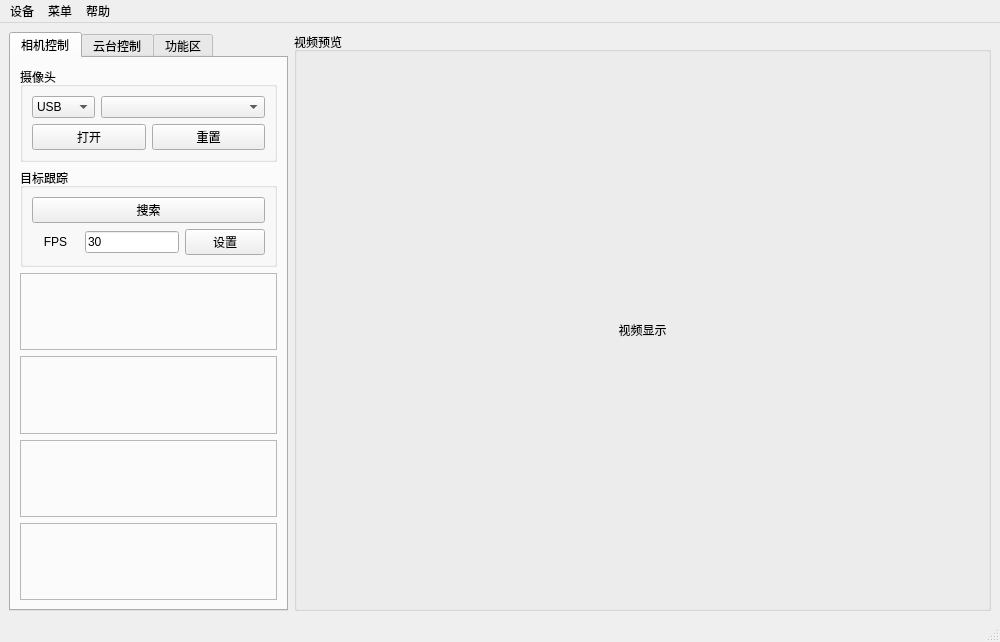
First picture: the form in ui/mainwindow.ui, repository choushunn/ObjectTrackingDemo, before the edit.
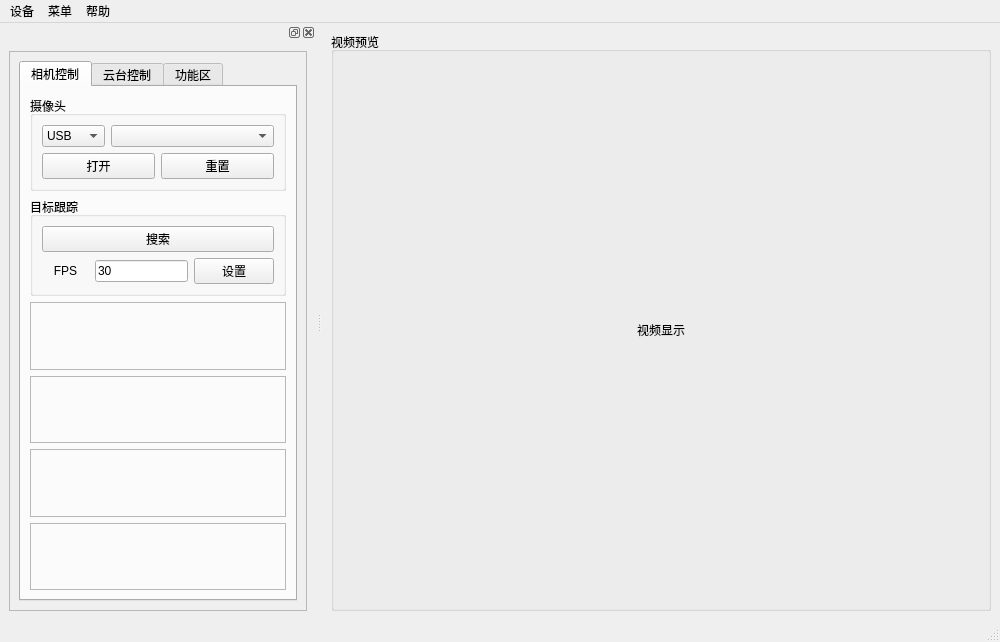
Second picture: the form after the edit.

Patch:
```diff
--- a/ui/mainwindow.ui
+++ b/ui/mainwindow.ui
@@ -28,6 +28,83 @@
    </property>
    <layout class="QHBoxLayout" name="horizontalLayout">
     <item>
+     <widget class="QGroupBox" name="groupBox">
+      <property name="sizePolicy">
+       <sizepolicy hsizetype="Preferred" vsizetype="Preferred">
+        <horstretch>5</horstretch>
+        <verstretch>0</verstretch>
+       </sizepolicy>
+      </property>
+      <property name="title">
+       <string>视频预览</string>
+      </property>
+      <layout class="QHBoxLayout" name="horizontalLayout_2">
+       <item>
+        <widget class="QLabel" name="m_lbl_display">
+         <property name="text">
+          <string>视频显示</string>
+         </property>
+         <property name="alignment">
+          <set>Qt::AlignCenter</set>
+         </property>
+        </widget>
+       </item>
+      </layout>
+     </widget>
+    </item>
+   </layout>
+  </widget>
+  <widget class="QMenuBar" name="menubar">
+   <property name="geometry">
+    <rect>
+     <x>0</x>
+     <y>0</y>
+     <width>1000</width>
+     <height>17</height>
+    </rect>
+   </property>
+   <widget class="QMenu" name="menu">
+    <property name="title">
+     <string>设备</string>
+    </property>
+   </widget>
+   <widget class="QMenu" name="menu_2">
+    <property name="title">
+     <string>菜单</string>
+    </property>
+   </widget>
+   <widget class="QMenu" name="menu_3">
+    <property name="title">
+     <string>帮助</string>
+    </property>
+   </widget>
+   <addaction name="menu"/>
+   <addaction name="menu_2"/>
+   <addaction name="menu_3"/>
+  </widget>
+  <widget class="QStatusBar" name="statusbar"/>
+  <widget class="QDockWidget" name="dockWidget">
+   <attribute name="dockWidgetArea">
+    <number>1</number>
+   </attribute>
+   <widget class="QWidget" name="dockWidgetContents">
+    <layout class="QVBoxLayout" name="verticalLayout_11">
+     <item>
+      <widget class="QScrollArea" name="scrollArea">
+       <property name="widgetResizable">
+        <bool>true</bool>
+       </property>
+       <widget class="QWidget" name="scrollAreaWidgetContents">
+        <property name="geometry">
+         <rect>
+          <x>0</x>
+          <y>0</y>
+          <width>296</width>
+          <height>564</height>
+         </rect>
+        </property>
+        <layout class="QVBoxLayout" name="verticalLayout_10">
+         <item>
      <widget class="QTabWidget" name="tabWidget">
       <property name="sizePolicy">
        <sizepolicy hsizetype="Preferred" vsizetype="Preferred">
@@ -643,62 +720,13 @@
       </widget>
      </widget>
     </item>
-    <item>
-     <widget class="QGroupBox" name="groupBox">
-      <property name="sizePolicy">
-       <sizepolicy hsizetype="Preferred" vsizetype="Preferred">
-        <horstretch>5</horstretch>
-        <verstretch>0</verstretch>
-       </sizepolicy>
-      </property>
-      <property name="title">
-       <string>视频预览</string>
-      </property>
-      <layout class="QHBoxLayout" name="horizontalLayout_2">
-       <item>
-        <widget class="QLabel" name="m_lbl_display">
-         <property name="text">
-          <string>视频显示</string>
-         </property>
-         <property name="alignment">
-          <set>Qt::AlignCenter</set>
-         </property>
-        </widget>
-       </item>
-      </layout>
-     </widget>
+        </layout>
+       </widget>
+      </widget>
     </item>
    </layout>
   </widget>
-  <widget class="QMenuBar" name="menubar">
-   <property name="geometry">
-    <rect>
-     <x>0</x>
-     <y>0</y>
-     <width>1000</width>
-     <height>22</height>
-    </rect>
-   </property>
-   <widget class="QMenu" name="menu">
-    <property name="title">
-     <string>设备</string>
-    </property>
-   </widget>
-   <widget class="QMenu" name="menu_2">
-    <property name="title">
-     <string>菜单</string>
-    </property>
-   </widget>
-   <widget class="QMenu" name="menu_3">
-    <property name="title">
-     <string>帮助</string>
-    </property>
-   </widget>
-   <addaction name="menu"/>
-   <addaction name="menu_2"/>
-   <addaction name="menu_3"/>
-  </widget>
-  <widget class="QStatusBar" name="statusbar"/>
+  </widget>
  </widget>
  <resources/>
  <connections/>
```
Lines whose indentation alone changed are shown as unchanged.
